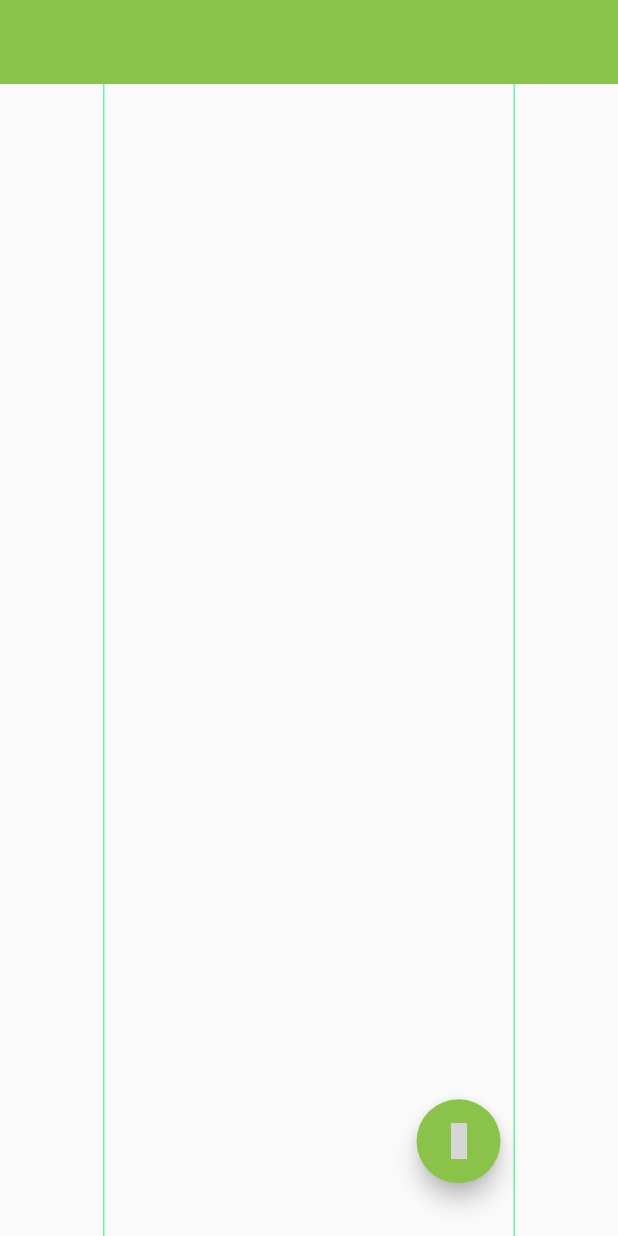
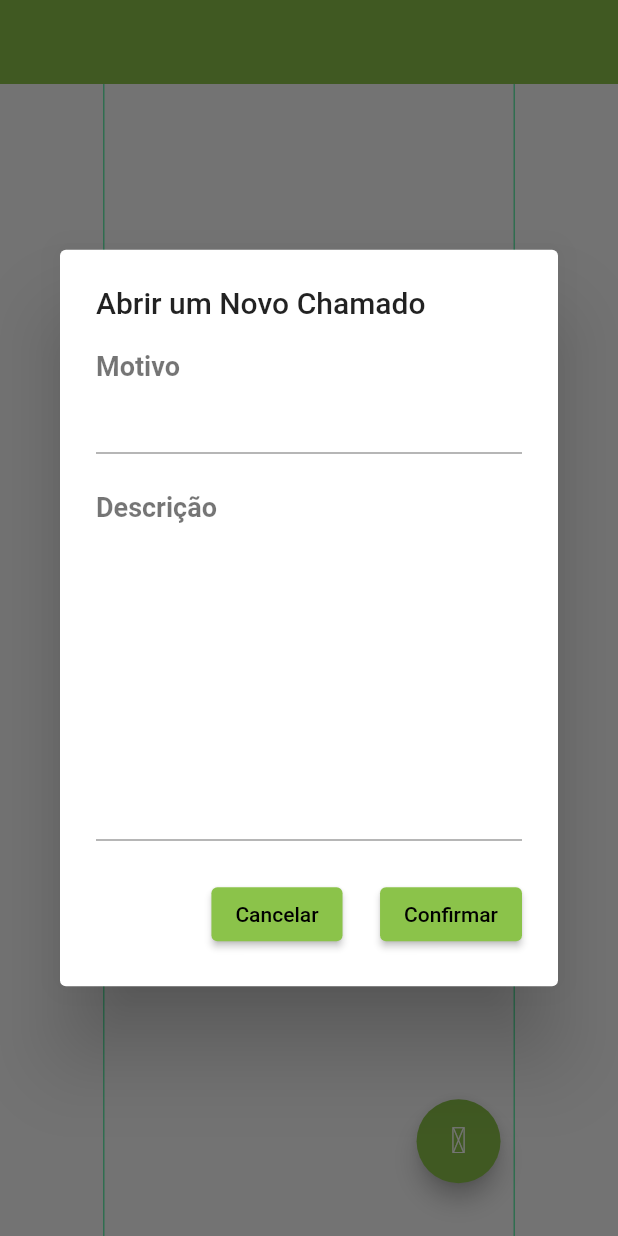
Before and after one commit to rsoares10-college-projects/john-deere-spa, a Flutter app: the UserView screen opened directly, after a tap on an icon or button, on a phone screen of 412 x 824 dp. Run offline on Flutter 3.47's test engine with Material 2 defaults, Android fonts, the phone set to English and light mode, and no system bars; missing offline and left inert: awesome_icons; grey boxes are pictures that could not be loaded.

Commit message:
Add open ticket dialog

```diff
--- /dev/null
+++ b/lib/dialogs/open-ticket.dialog.dart
@@ -0,0 +1,67 @@
+import 'package:flutter/material.dart';
+
+void showOpenTicketDialog(BuildContext context, shortDescriptionController, descriptionController) {
+  showDialog(
+    context: context,
+    builder: (_) => AlertDialog(
+      title: Text('Abrir um Novo Chamado'),
+      content: Container(
+        constraints: BoxConstraints(maxHeight: 400, maxWidth: 500),
+        height: double.infinity,
+        width: double.infinity,
+        child: Column(
+          mainAxisAlignment: MainAxisAlignment.start,
+          crossAxisAlignment: CrossAxisAlignment.start,
+          children: <Widget>[
+            Text(
+              'Motivo',
+              style: TextStyle(fontSize: 18.0, color: Colors.black54, fontWeight: FontWeight.bold),
+            ),
+            TextField(
+              controller: shortDescriptionController,
+              textAlignVertical: TextAlignVertical.center,
+              decoration: InputDecoration(),
+            ),
+            SizedBox(height: 25.0),
+            Text(
+              'Descrição',
+              style: TextStyle(fontSize: 18.0, color: Colors.black54, fontWeight: FontWeight.bold),
+            ),
+            SizedBox(height: 25.0),
+            Expanded(
+              child: Container(
+                child: TextField(
+                  controller: descriptionController,
+                  expands: true,
+                  keyboardType: TextInputType.multiline,
+                  maxLines: null,
+                  textAlignVertical: TextAlignVertical.top,
+                  decoration: InputDecoration(
+                    fillColor: Theme.of(context).inputDecorationTheme.fillColor,
+                    contentPadding: EdgeInsets.zero,
+                    alignLabelWithHint: true,
+                  ),
+                ),
+              ),
+            ),
+            SizedBox(
+              height: 25.0,
+            ),
+            Row(
+              mainAxisAlignment: MainAxisAlignment.end,
+              children: <Widget>[
+                ElevatedButton(onPressed: () => Navigator.pop(context), child: Text('Cancelar')),
+                SizedBox(width: 25),
+                ElevatedButton(
+                    onPressed: () {
+                      Navigator.pop(context);
+                    },
+                    child: Text('Confirmar')),
+              ],
+            ),
+          ],
+        ),
+      ),
+    ),
+  );
+}
--- a/lib/views/user.view.dart
+++ b/lib/views/user.view.dart
@@ -1,5 +1,7 @@
 import 'package:awesome_icons/awesome_icons.dart';
 import 'package:flutter/material.dart';
+
+import '../dialogs/open-ticket.dialog.dart';
 
 class UserView extends StatefulWidget {
   const UserView({Key? key}) : super(key: key);
@@ -9,6 +11,9 @@ class UserView extends StatefulWidget {
 }
 
 class _UserViewState extends State<UserView> {
+  final _shortDescriptionTextEditingController = TextEditingController();
+  final _descriptionTextEditingController = TextEditingController();
+
   @override
   Widget build(BuildContext context) {
     return Scaffold(
@@ -42,7 +47,13 @@ class _UserViewState extends State<UserView> {
       floatingActionButton: Align(
         alignment: Alignment(0.65, 0.95),
         child: FloatingActionButton(
-          onPressed: () {},
+          onPressed: () {
+            showOpenTicketDialog(
+              context,
+              _shortDescriptionTextEditingController,
+              _descriptionTextEditingController,
+            );
+          },
           child: Icon(
             FontAwesomeIcons.plus,
             color: Colors.white,
```
